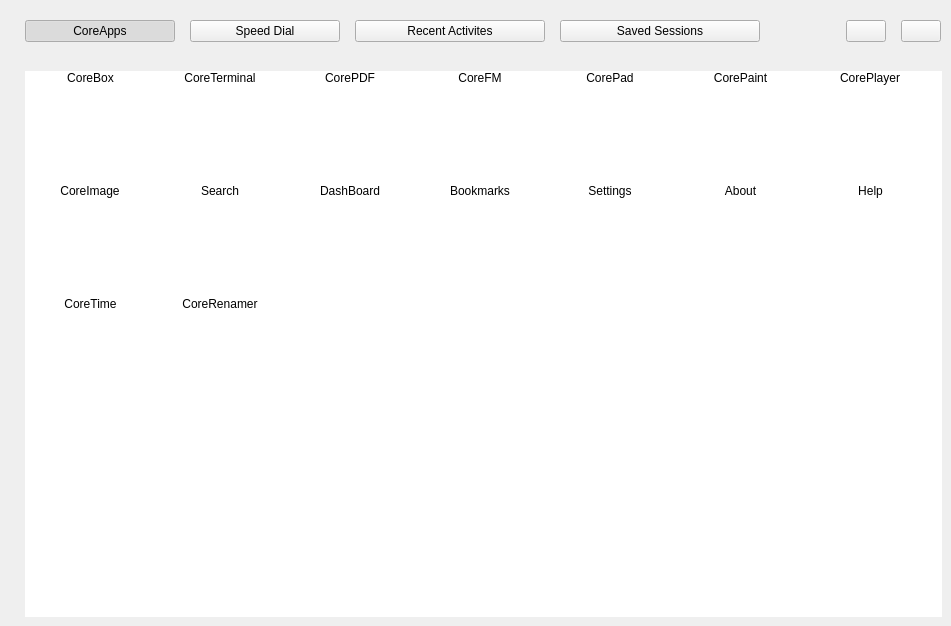
rahmanshaber/corebox, file app/start/start.ui: the form before one commit.
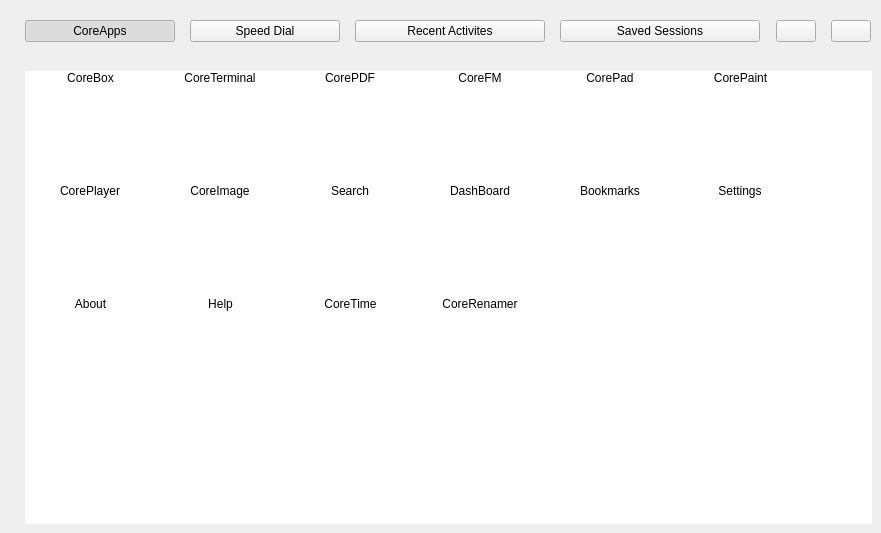
The form after the commit. The open tabs and pages were chosen to show the change. Icons and pictures are not drawn. Custom widgets are drawn as their Qt base class.

The edit to the form file:
```diff
--- a/app/start/start.ui
+++ b/app/start/start.ui
@@ -6,8 +6,8 @@
    <rect>
     <x>0</x>
     <y>0</y>
-    <width>951</width>
-    <height>626</height>
+    <width>881</width>
+    <height>533</height>
    </rect>
   </property>
   <property name="windowTitle">
```
Left out of the diff: 2 changed lines with no effect on the pictures.
